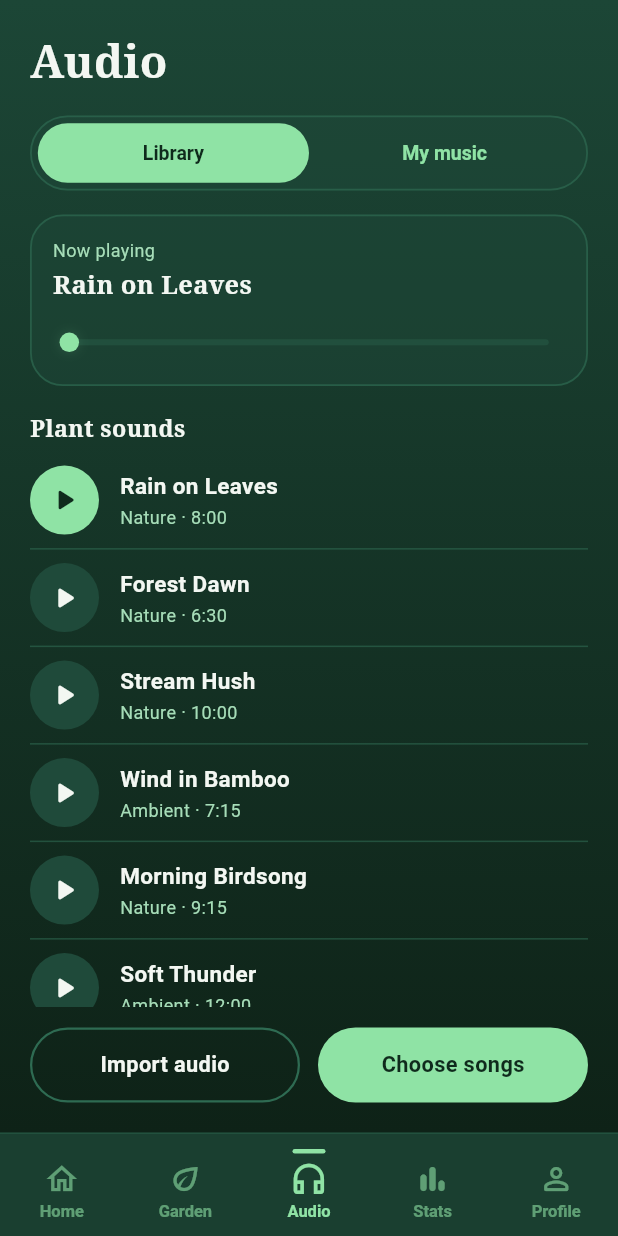
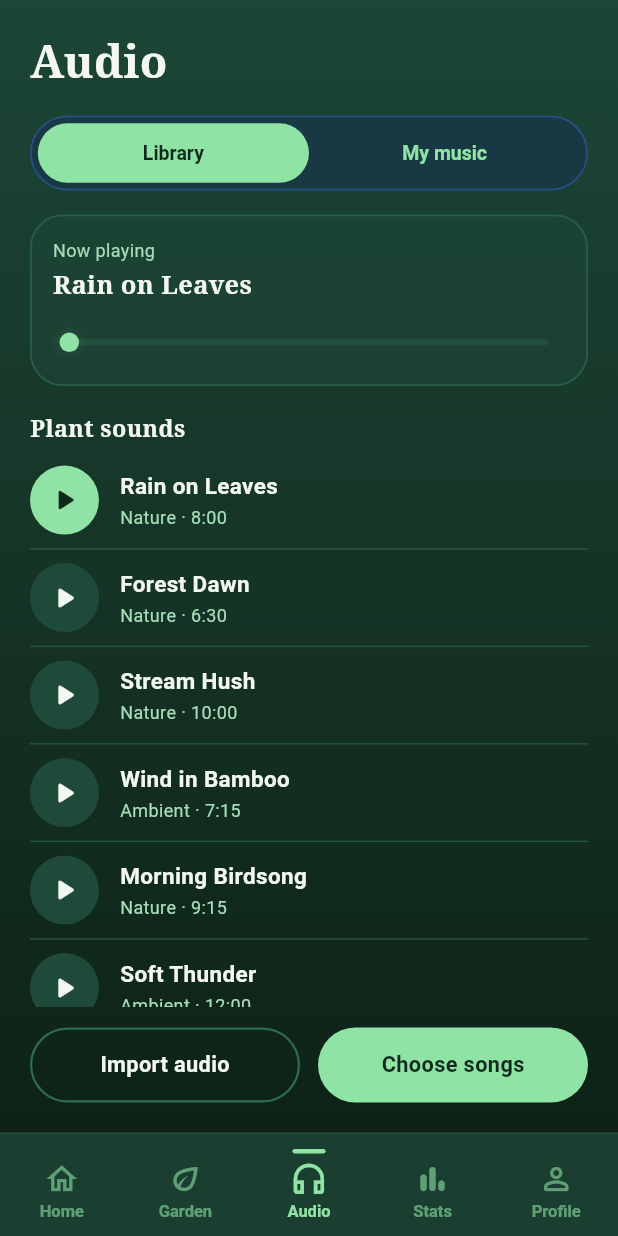
Before and after one commit to Ishank0n/breathplus, a Flutter app: the RootShell screen opened directly, item 3 of the bottom bar chosen, on a phone screen of 412 x 824 dp. Run offline on Flutter 3.47's test engine with Material 3 defaults, Android fonts, the phone set to English and light mode, and no system bars; our stand-ins replace file_picker, flutter_blue_plus, flutter_local_notifications, flutter_secure_storage, flutter_timezone, google_sign_in and 4 more; missing offline and left inert: audio_session; accounts and stored records are empty; statements that could not run were skipped.

Commit message:
Update audio_page.dart

```diff
--- a/lib/audio_page.dart
+++ b/lib/audio_page.dart
@@ -153,10 +153,10 @@ class _Segmented extends StatelessWidget {
       height: 50,
       padding: const EdgeInsets.all(4),
       decoration: BoxDecoration(
-        color: const Color(0x661F4A3A),
-        borderRadius: BorderRadius.circular(28),
-        border: Border.all(color: const Color(0xAA2E6B52), width: 1.2),
-      ),
+  color: const Color(0x66152B5C), // Updated Deep Space translucent container
+  borderRadius: BorderRadius.circular(28),
+  border: Border.all(color: const Color(0xAA2F5AA8), width: 1.2), // Updated border color
+),
       child: Stack(
         children: [
           AnimatedAlign(
```
